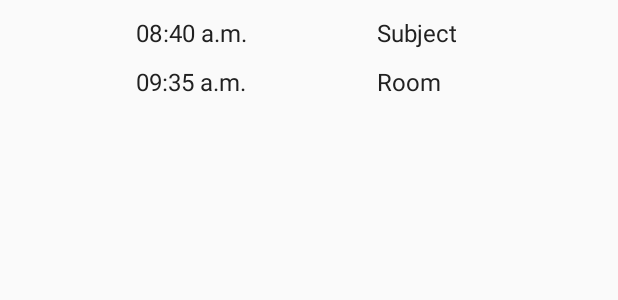
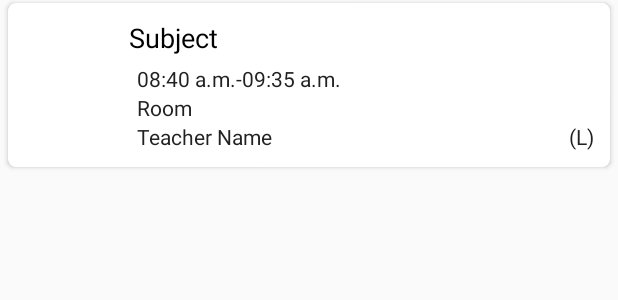
Before and after one commit to ChrosaTech/ontime, an Android app: the layout custom_cursor_adapter.xml on its own in the app's theme, with its tools: preview values and no code run, on a phone screen of 412 x 824 dp. Shown: the top 300 px of the screen. Run offline under Robolectric (Android 15) with nearby library versions, the phone set to English and light mode, and no system bars.

Commit message:
Improved UI

```diff
--- a/app/src/main/java/com/chrosatech/ontime/SettingsActivity.java
+++ b/app/src/main/java/com/chrosatech/ontime/SettingsActivity.java
@@ -19,11 +19,7 @@ import android.preference.PreferenceManager;
 import android.preference.RingtonePreference;
 import android.support.v7.app.ActionBar;
 import android.text.TextUtils;
-import android.util.Log;
-import android.view.MenuItem;
-import android.widget.Toast;
 
-import java.net.URLEncoder;
 import java.util.List;
 
 /**
@@ -183,7 +179,6 @@ public class SettingsActivity extends AppCompatPreferenceActivity {
 
     @Override
     public void onHeaderClick(Header header, int position) {
-        Log.d("header",position+"");
         if (position == 3){
 
             /*Intent i = new Intent(Intent.ACTION_SEND);
--- a/app/src/main/res/layout/custom_cursor_adapter.xml
+++ b/app/src/main/res/layout/custom_cursor_adapter.xml
@@ -1,81 +1,126 @@
 <?xml version="1.0" encoding="utf-8"?>
+<LinearLayout xmlns:android="http://schemas.android.com/apk/res/android"
+    android:layout_width="match_parent"
+    android:layout_height="wrap_content" >
+
+    <android.support.v7.widget.CardView xmlns:android="http://schemas.android.com/apk/res/android"
+        android:id="@+id/cursor_adapter_cardview"
+        android:layout_width="match_parent"
+        android:layout_height="wrap_content"
+        xmlns:app="http://schemas.android.com/apk/res-auto"
+        android:layout_marginTop="2dp"
+        android:layout_marginLeft="5dp"
+        android:layout_marginRight="5dp"
+        android:layout_marginBottom="3dp"
+        app:cardCornerRadius="5dp"
+        app:cardBackgroundColor="@android:color/white">
 
         <LinearLayout xmlns:android="http://schemas.android.com/apk/res/android"
             android:orientation="horizontal"
             android:layout_width="match_parent"
             android:layout_height="wrap_content"
-    android:weightSum="5"
-    android:padding="5dp"
+            android:paddingLeft="5dp"
+            android:paddingTop="5dp"
+            android:paddingBottom="5dp"
             >
 
             <ImageView
-        android:layout_weight="1"
-        android:layout_width="0dp"
-        android:layout_height="match_parent"
+                android:layout_width="70dp"
+                android:layout_height="70dp"
                 android:id="@+id/image_view"
                 android:contentDescription="Text"
                 android:padding="10dp"
                 android:layout_gravity="center"
-        android:scaleType="fitXY"
                 />
 
             <LinearLayout
-        android:layout_weight="2"
                 android:orientation="vertical"
-        android:layout_width="0dp"
+                android:layout_width="match_parent"
+                android:padding="5dp"
+                android:layout_marginRight="5dp"
+                android:layout_gravity="center"
+                android:layout_height="wrap_content">
+
+                <TextView
+                    android:id="@+id/subject"
                     android:layout_height="wrap_content"
-        android:layout_gravity="center">
+                    android:layout_width="match_parent"
+                    android:text="Subject"
+                    android:textSize="18sp"
+                    android:layout_marginBottom="5dp"
+                    android:textColor="@android:color/black"
+                    />
+
+                <LinearLayout
+                    android:layout_width="match_parent"
+                    android:layout_height="wrap_content"
+                    android:orientation="horizontal"
+                    android:paddingLeft="5dp">
 
                     <TextView
                         android:id="@+id/start_time"
-            android:layout_width="match_parent"
+                        android:layout_width="wrap_content"
                         android:layout_height="wrap_content"
                         android:text="08:40 a.m."
-            android:textSize="16sp"
-            android:padding="5dp"
+
+                        />
+
+
+                    <TextView
+                        android:layout_width="wrap_content"
+                        android:layout_height="wrap_content"
+                        android:text="-"
 
                         />
 
                     <TextView
                         android:id="@+id/end_time"
-            android:layout_width="match_parent"
+                        android:layout_width="wrap_content"
                         android:layout_height="wrap_content"
                         android:text="09:35 a.m."
-            android:textSize="16sp"
-            android:padding="5dp"
 
                         />
 
                 </LinearLayout>
-
-    <LinearLayout
-        android:layout_weight="2"
-        android:orientation="vertical"
-        android:layout_width="0dp"
-        android:layout_height="wrap_content"
-        android:layout_gravity="center">
-
-        <TextView
-            android:id="@+id/subject"
-            android:layout_height="wrap_content"
-            android:layout_width="wrap_content"
-            android:text="Subject"
-            android:textSize="16sp"
-            android:padding="5dp"
-
-
-            />
 
                 <TextView
                     android:id="@+id/room"
                     android:layout_height="wrap_content"
                     android:layout_width="wrap_content"
                     android:text="Room"
-            android:textSize="16sp"
-            android:padding="5dp"
+                    android:paddingLeft="5dp"
+                    />
 
+                <RelativeLayout
+                    android:layout_width="wrap_content"
+                    android:layout_height="wrap_content"
+                    android:orientation="horizontal"
+                    android:paddingLeft="5dp">
+
+                    <TextView
+                        android:id="@+id/teacher_name"
+                        android:layout_height="wrap_content"
+                        android:layout_width="wrap_content"
+                        android:text="Teacher Name"
                         />
+
+                    <TextView
+                        android:id="@+id/class_type"
+                        android:layout_height="wrap_content"
+                        android:layout_width="wrap_content"
+                        android:paddingLeft="5dp"
+                        android:text="(L)"
+                        android:layout_gravity="right"
+                        android:layout_alignParentTop="true"
+                        android:layout_alignParentRight="true"
+                        android:layout_alignParentEnd="true" />
+
+                </RelativeLayout>
 
             </LinearLayout>
 
         </LinearLayout>
+
+    </android.support.v7.widget.CardView>
+
+</LinearLayout>
--- a/app/src/main/res/values/color.xml
+++ b/app/src/main/res/values/color.xml
@@ -1,5 +1,7 @@
 <?xml version="1.0" encoding="utf-8"?>
 <resources>
+
+    <color name="background">#E9EAEA</color>
     <color name="ColorPrimary">#3F51BF</color>
     <color name="ColorPrimaryDark">#303F9F</color>
     <color name="ColorAccent">#FF4081</color>
```
Also changed, not shown: app/src/main/java/com/chrosatech/ontime/CustomCursorAdapter.java (+24 -8 lines), app/src/main/java/com/chrosatech/ontime/DatabaseContents.java (+1 -7 lines), app/src/main/java/com/chrosatech/ontime/MainActivity.java (+0 -10 lines), app/src/main/res/layout/fragment.xml (+8 -12 lines), app/src/main/assets/databases/selecttest.db, 1 other file. Lines whose indentation alone changed are shown as unchanged.
